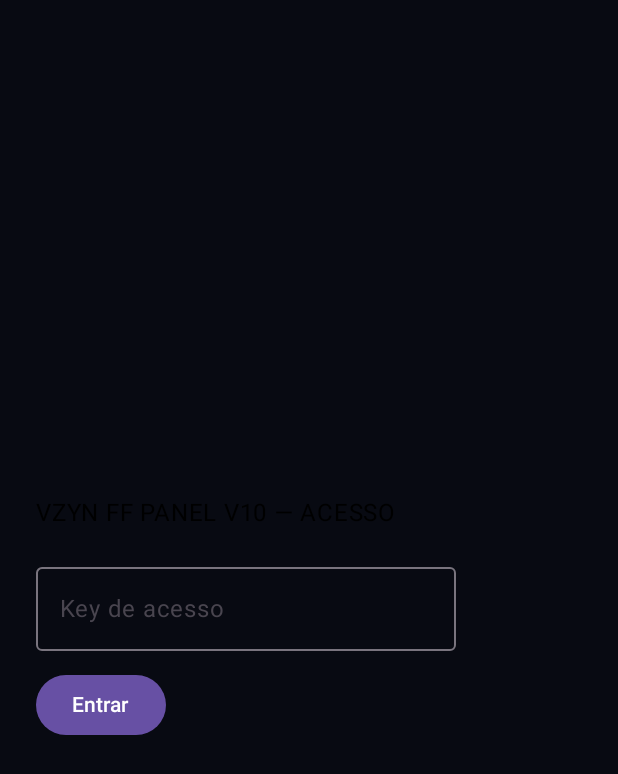
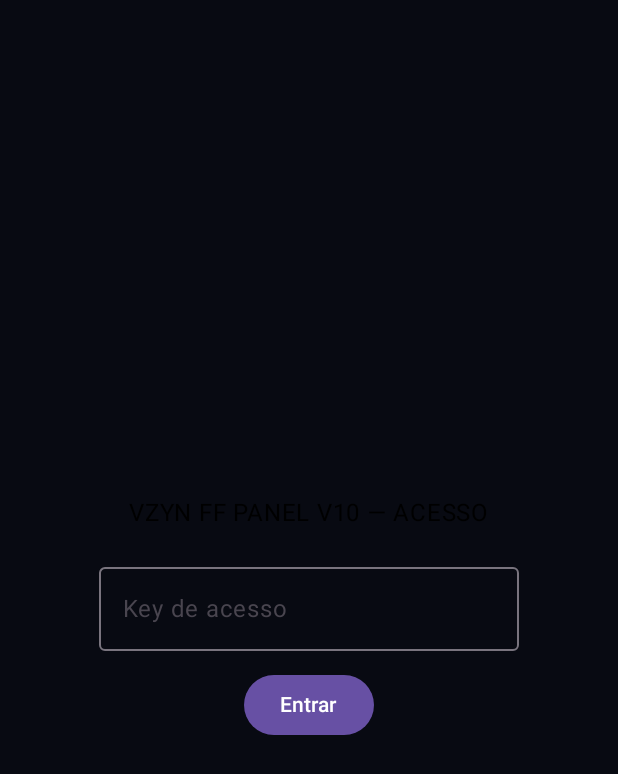
Before and after one commit to smarianasouzadasilva96-stack/AIM_VZYN-V5, an Android app built with Jetpack Compose: the screen it shows after launch (MainActivity), on a phone screen of 412 x 824 dp. Shown: the top 774 px of the screen. Run offline under Robolectric (Android 15) with nearby library versions, the phone set to English and light mode, and no system bars.

Commit message:
Center vx09 key screen horizontally without changing panel functionality

```diff
--- a/app/src/main/java/com/vzyn/ffpanel/MainActivity.kt
+++ b/app/src/main/java/com/vzyn/ffpanel/MainActivity.kt
@@ -9,6 +9,7 @@ import androidx.compose.runtime.*
 import androidx.compose.material3.*
 import androidx.compose.foundation.layout.*
 import androidx.compose.ui.Modifier
+import androidx.compose.ui.Alignment
 import androidx.compose.ui.unit.dp
 import androidx.lifecycle.compose.collectAsStateWithLifecycle
 import androidx.lifecycle.viewmodel.compose.viewModel
@@ -28,7 +29,8 @@ class MainActivity : ComponentActivity() {
                 androidx.compose.material3.MaterialTheme {
                     androidx.compose.foundation.layout.Column(
                         modifier = androidx.compose.ui.Modifier.fillMaxSize().padding(24.dp),
-                        verticalArrangement = androidx.compose.foundation.layout.Arrangement.Center
+                        verticalArrangement = androidx.compose.foundation.layout.Arrangement.Center,
+                        horizontalAlignment = Alignment.CenterHorizontally
                     ) {
                         androidx.compose.material3.Text("VZYN FF PANEL V10 — ACESSO")
                         androidx.compose.foundation.layout.Spacer(androidx.compose.ui.Modifier.height(16.dp))
```
